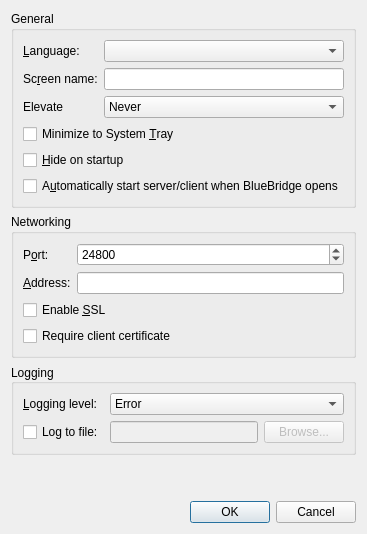
First picture: the form in src/gui/src/SettingsDialog.ui, repository BigOreo/BlueBridge, before the edit.
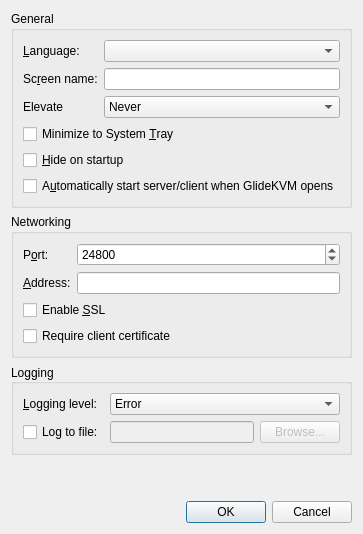
Second picture: the form after the edit.

Commit message:
Rename BlueBridge to GlideKVM
Rename the product, program files (glidekvm, glidekvm-server,
glidekvm-client, glidekvm-service), the Windows service, settings and
policy registry keys, data folders, package names, the app ID
(io.github.bigoreo.glidekvm) and project links.

Diff of the .ui file:
```diff
--- a/src/gui/src/SettingsDialog.ui
+++ b/src/gui/src/SettingsDialog.ui
@@ -129,7 +129,7 @@
       <item row="5" column="0" colspan="2">
        <widget class="QCheckBox" name="m_pCheckBoxAutoStart">
         <property name="text">
-         <string>A&amp;utomatically start server/client when BlueBridge opens</string>
+         <string>A&amp;utomatically start server/client when GlideKVM opens</string>
         </property>
        </widget>
       </item>
```
Left out of the diff: 2 changed lines with no effect on the pictures. The commit also changes 824 other files.
